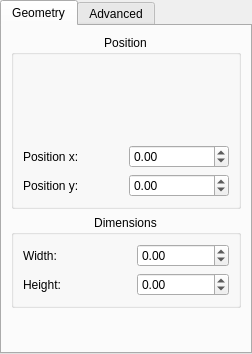
Old version of the form plugins/defaultTools/defaulttool/DefaultToolWidget.ui in the repository KDE/krita.
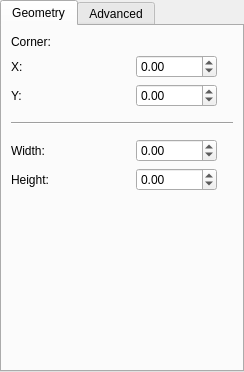
New version of the form. Custom widgets are drawn as their Qt base class.

Commit message:
KoPositionSelector: - center radio buttons inside row/column - center all radio buttons inside widget DefaultToolWidget: - follow some suggestions from Thomas by: - removing group boxes - moving ascpect button to the right side
I hope that is a compromise all can live with.
Comments or suggestions are welcome. :-)

What changed in the file:
```diff
--- a/plugins/defaultTools/defaulttool/DefaultToolWidget.ui
+++ b/plugins/defaultTools/defaulttool/DefaultToolWidget.ui
@@ -5,8 +5,8 @@
    <rect>
     <x>0</x>
     <y>0</y>
-    <width>252</width>
-    <height>354</height>
+    <width>244</width>
+    <height>372</height>
    </rect>
   </property>
   <property name="currentIndex" >
@@ -18,76 +18,32 @@
    </attribute>
    <layout class="QGridLayout" >
     <item row="0" column="0" >
-     <widget class="QGroupBox" name="positionGroup" >
-      <property name="title" >
-       <string>Position</string>
-      </property>
-      <property name="alignment" >
-       <set>Qt::AlignHCenter</set>
-      </property>
-      <property name="flat" >
-       <bool>true</bool>
-      </property>
-      <layout class="QGridLayout" >
-       <item row="0" column="0" >
-        <spacer>
-         <property name="orientation" >
-          <enum>Qt::Vertical</enum>
-         </property>
-         <property name="sizeHint" >
-          <size>
-           <width>20</width>
-           <height>31</height>
-          </size>
-         </property>
-        </spacer>
-       </item>
-       <item row="0" column="1" colspan="2" >
-        <widget class="KoPositionSelector" native="1" name="positionSelector" >
-         <property name="minimumSize" >
-          <size>
-           <width>75</width>
-           <height>75</height>
-          </size>
-         </property>
-         <property name="maximumSize" >
-          <size>
-           <width>100</width>
-           <height>100</height>
-          </size>
+     <widget class="QLabel" name="label" >
+      <property name="text" >
+       <string>Corner:</string>
          </property>
         </widget>
        </item>
-       <item row="0" column="3" >
-        <spacer>
-         <property name="orientation" >
-          <enum>Qt::Vertical</enum>
-         </property>
-         <property name="sizeHint" >
-          <size>
-           <width>20</width>
-           <height>31</height>
-          </size>
-         </property>
-        </spacer>
-       </item>
-       <item row="1" column="0" colspan="2" >
+    <item row="0" column="1" >
+     <widget class="KoPositionSelector" native="1" name="positionSelector" />
+    </item>
+    <item row="1" column="0" >
         <widget class="QLabel" name="positionXLabel" >
          <property name="sizePolicy" >
-          <sizepolicy vsizetype="Preferred" hsizetype="Ignored" >
+       <sizepolicy vsizetype="Preferred" hsizetype="MinimumExpanding" >
            <horstretch>0</horstretch>
            <verstretch>0</verstretch>
           </sizepolicy>
          </property>
          <property name="text" >
-          <string>Position x:</string>
+       <string>X:</string>
          </property>
          <property name="buddy" >
           <cstring>positionXSpinBox</cstring>
          </property>
         </widget>
        </item>
-       <item row="1" column="2" colspan="2" >
+    <item row="1" column="1" >
         <widget class="KoUnitDoubleSpinBox" name="positionXSpinBox" >
          <property name="minimum" >
           <double>-10000.000000000000000</double>
@@ -97,23 +53,23 @@
          </property>
         </widget>
        </item>
-       <item row="2" column="0" colspan="2" >
+    <item row="2" column="0" >
         <widget class="QLabel" name="positionYLabel" >
          <property name="sizePolicy" >
-          <sizepolicy vsizetype="Preferred" hsizetype="Ignored" >
+       <sizepolicy vsizetype="Preferred" hsizetype="MinimumExpanding" >
            <horstretch>0</horstretch>
            <verstretch>0</verstretch>
           </sizepolicy>
          </property>
          <property name="text" >
-          <string>Position y:</string>
+       <string>Y:</string>
          </property>
          <property name="buddy" >
           <cstring>positionYSpinBox</cstring>
          </property>
         </widget>
        </item>
-       <item row="2" column="2" colspan="2" >
+    <item row="2" column="1" >
         <widget class="KoUnitDoubleSpinBox" name="positionYSpinBox" >
          <property name="minimum" >
           <double>-10000.000000000000000</double>
@@ -123,22 +79,20 @@
          </property>
         </widget>
        </item>
-      </layout>
+    <item row="3" column="0" colspan="3" >
+     <widget class="Line" name="line" >
+      <property name="minimumSize" >
+       <size>
+        <width>0</width>
+        <height>20</height>
+       </size>
+      </property>
+      <property name="orientation" >
+       <enum>Qt::Horizontal</enum>
+      </property>
      </widget>
     </item>
-    <item row="1" column="0" >
-     <widget class="QGroupBox" name="dimensionGroup" >
-      <property name="title" >
-       <string>Dimensions</string>
-      </property>
-      <property name="alignment" >
-       <set>Qt::AlignHCenter</set>
-      </property>
-      <property name="flat" >
-       <bool>true</bool>
-      </property>
-      <layout class="QGridLayout" >
-       <item row="0" column="0" >
+    <item row="4" column="0" >
         <widget class="QLabel" name="widthLabel" >
          <property name="text" >
           <string>Width:</string>
@@ -148,7 +102,17 @@
          </property>
         </widget>
        </item>
-       <item rowspan="2" row="0" column="1" >
+    <item row="4" column="1" >
+     <widget class="KoUnitDoubleSpinBox" name="widthSpinBox" >
+      <property name="minimum" >
+       <double>-10000.000000000000000</double>
+      </property>
+      <property name="maximum" >
+       <double>10000.000000000000000</double>
+      </property>
+     </widget>
+    </item>
+    <item rowspan="2" row="4" column="2" >
         <widget class="KoAspectButton" native="1" name="aspectButton" >
          <property name="minimumSize" >
           <size>
@@ -164,17 +128,7 @@
          </property>
         </widget>
        </item>
-       <item row="0" column="2" >
-        <widget class="KoUnitDoubleSpinBox" name="widthSpinBox" >
-         <property name="minimum" >
-          <double>-10000.000000000000000</double>
-         </property>
-         <property name="maximum" >
-          <double>10000.000000000000000</double>
-         </property>
-        </widget>
-       </item>
-       <item row="1" column="0" >
+    <item row="5" column="0" >
         <widget class="QLabel" name="heightLabel" >
          <property name="text" >
           <string>Height:</string>
@@ -184,7 +138,7 @@
          </property>
         </widget>
        </item>
-       <item row="1" column="2" >
+    <item row="5" column="1" >
         <widget class="KoUnitDoubleSpinBox" name="heightSpinBox" >
          <property name="minimum" >
           <double>-10000.000000000000000</double>
@@ -194,10 +148,7 @@
          </property>
         </widget>
        </item>
-      </layout>
-     </widget>
-    </item>
-    <item row="2" column="0" >
+    <item row="6" column="1" >
      <spacer>
       <property name="orientation" >
        <enum>Qt::Vertical</enum>
@@ -205,7 +156,7 @@
       <property name="sizeHint" >
        <size>
         <width>20</width>
-        <height>16</height>
+        <height>61</height>
        </size>
       </property>
      </spacer>
```
Lines whose indentation alone changed are shown as unchanged. The commit also changes 1 other file.
